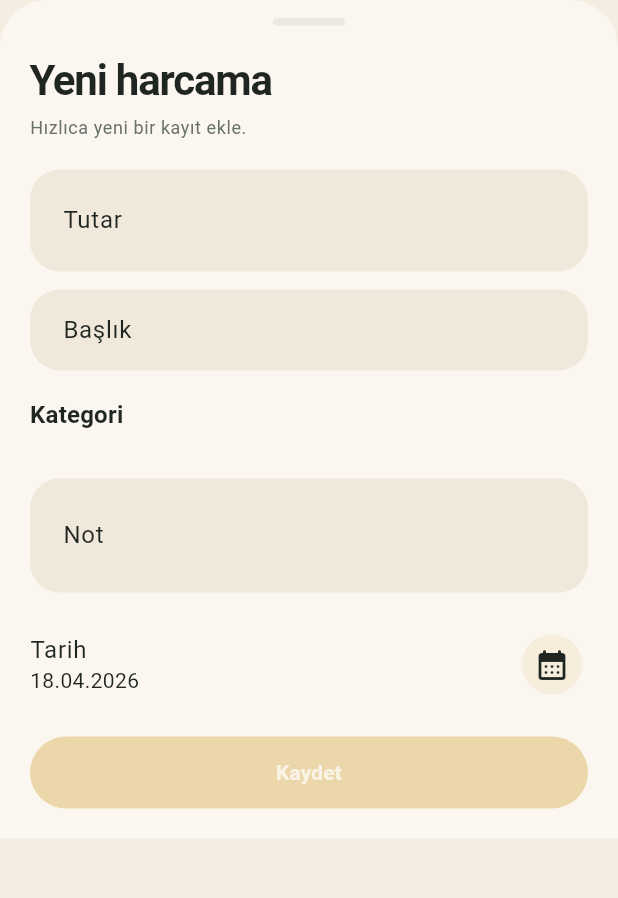
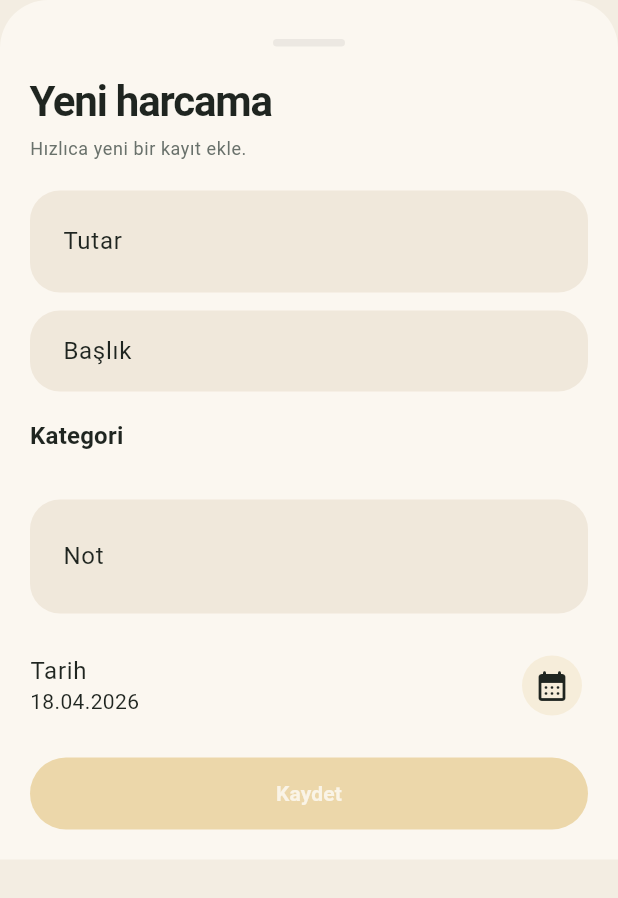
Before and after one commit to efe-akkus/parafix, a Flutter app: the AddExpenseSheet widget shown alone on an empty page, opened directly with empty values, on a phone screen of 412 x 824 dp. Shown: the top 898 px of the screen. Run offline on Flutter 3.47's test engine with Material 3 defaults, Android fonts, the phone set to English and light mode, and no system bars; our stand-ins replace flutter_slidable, shared_preferences; accounts and stored records are empty; statements that could not run were skipped.

Commit message:
Align sheet spacing with personalization

```diff
--- a/lib/features/compose/add_expense_sheet.dart
+++ b/lib/features/compose/add_expense_sheet.dart
@@ -10,11 +10,13 @@ class AddExpenseSheet extends StatefulWidget {
     required this.categories,
     this.recentCategoryIds = const [],
     this.initialEntry,
+    this.scrollController,
   });
 
   final List<ExpenseCategory> categories;
   final List<String> recentCategoryIds;
   final ExpenseDraft? initialEntry;
+  final ScrollController? scrollController;
 
   @override
   State<AddExpenseSheet> createState() => _AddExpenseSheetState();
@@ -108,6 +110,10 @@ class _AddExpenseSheetState extends State<AddExpenseSheet> {
         child: Padding(
           padding: EdgeInsets.fromLTRB(20, 12, 20, bottomInset + 20),
           child: SingleChildScrollView(
+            controller: widget.scrollController,
+            physics: const BouncingScrollPhysics(
+              parent: AlwaysScrollableScrollPhysics(),
+            ),
             keyboardDismissBehavior: ScrollViewKeyboardDismissBehavior.onDrag,
             child: Form(
               key: _formKey,
@@ -116,6 +122,7 @@ class _AddExpenseSheetState extends State<AddExpenseSheet> {
                 crossAxisAlignment: CrossAxisAlignment.start,
                 mainAxisSize: MainAxisSize.min,
                 children: [
+                  const SizedBox(height: 14),
                   Center(
                     child: Container(
                       width: 48,
```
Also changed, not shown: lib/app/parafix_app.dart (+13 -1 lines), lib/features/report/monthly_payment_sheet.dart (+7 -0 lines), lib/features/report/report_screen.dart (+15 -3 lines).
